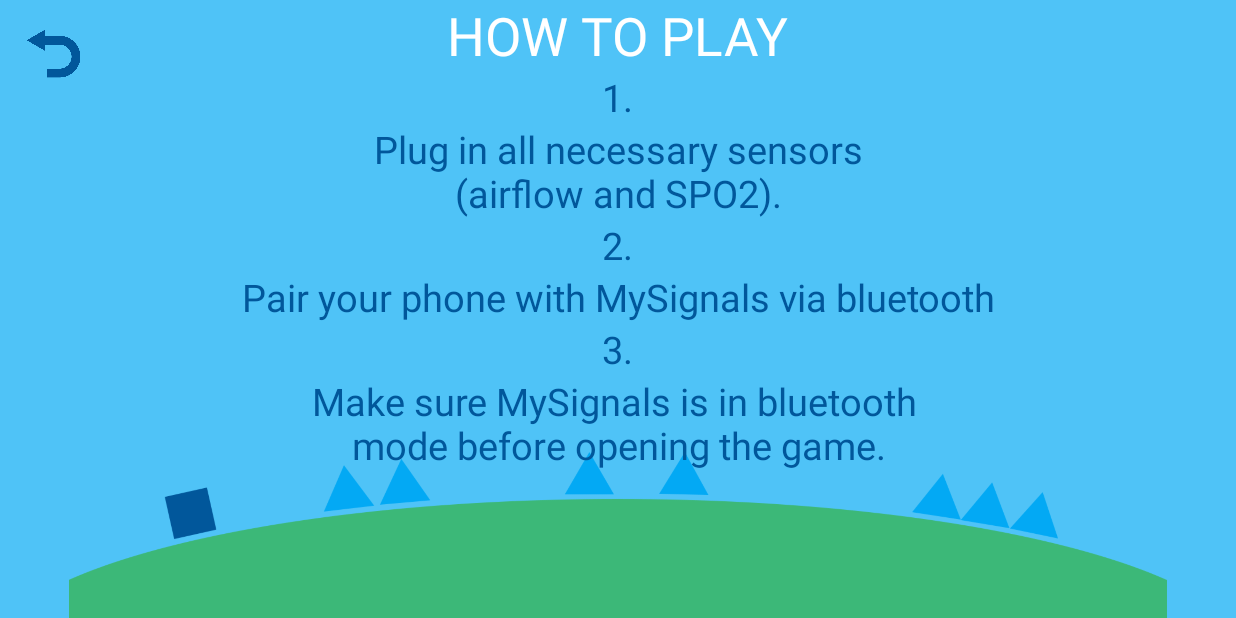
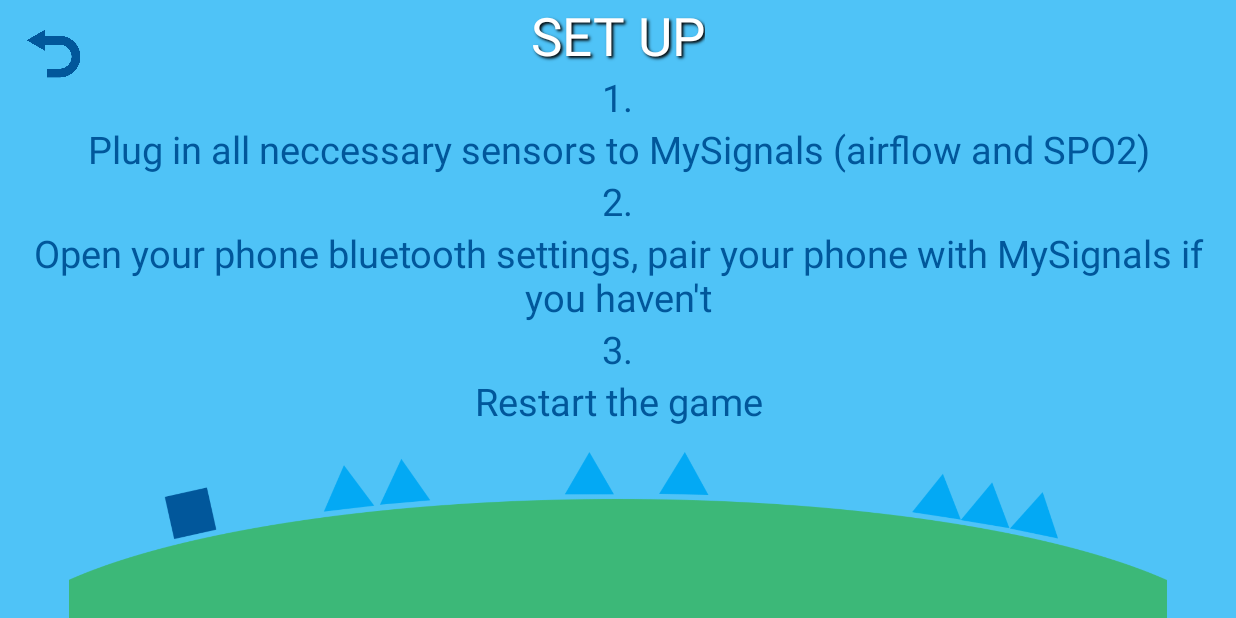
Before and after one commit to hoangl8696/OpenGL-Game, an Android app: the fragment GuideFragment placed in its activity, on a phone screen of 824 x 412 dp (held sideways). Run offline under Robolectric (Android 15) with nearby library versions, the phone set to English and light mode, and no system bars; Roboto replaces fonts that are not available here; 4 statements that could not run were skipped.

Commit message:
polish offline mode, polish game name, set up and dialog box

```diff
--- a/app/src/main/java/com/example/bamboo/demoweek1/service/BluetoothConnectionService.java
+++ b/app/src/main/java/com/example/bamboo/demoweek1/service/BluetoothConnectionService.java
@@ -38,7 +38,7 @@ import static com.example.bamboo.demoweek1.MainActivity.OFFLINE_FLAG;
 public class BluetoothConnectionService extends Service implements BluetoothManagerHelperCallback, BluetoothManagerServicesCallback, BluetoothManagerCharacteristicsCallback, BluetoothManagerQueueCallback {
     private final IBinder mBinder = new LocalBinder();
 
-    private static String kMySignalsId = "mysignals 000062"; // MySignals advertising name
+    public static String kMySignalsId = "mysignals 000062";
     private static int RESTING_HEART_BEAT = 0;
 
     private static BluetoothManagerService mService = null;
--- a/app/src/main/java/com/example/bamboo/demoweek1/view/fragment/CalibrationFragment.java
+++ b/app/src/main/java/com/example/bamboo/demoweek1/view/fragment/CalibrationFragment.java
@@ -84,7 +84,6 @@ public class CalibrationFragment extends android.app.Fragment {
         mButton.setOnClickListener(new View.OnClickListener() {
             @Override
             public void onClick(View view) {
-                //TODO: implement offline mode here
                 mListener.calibrate(false);
             }
         });
@@ -135,9 +134,6 @@ public class CalibrationFragment extends android.app.Fragment {
     @Override
     public void onResume() {
         super.onResume();
-        //TODO: remember to delete this when finish testing
-//        mListener.calibrate();
-        //TODO: remember to delete this when finish testing
         drawGraph();
         checkStatus();
     }
@@ -195,7 +191,7 @@ public class CalibrationFragment extends android.app.Fragment {
 
     public void heartData (int data) {
         if (mPulse != null) {
-            mPulse.setText("Pulse: "+Integer.toString(data));
+            mPulse.setText("Pulse: "+Integer.toString(data)+" Bpm");
         }
     }
 
--- a/app/src/main/res/layout/fragment_calibration.xml
+++ b/app/src/main/res/layout/fragment_calibration.xml
@@ -26,6 +26,10 @@
             android:layout_height="wrap_content"
             android:text="Calibrating"
             android:textSize="40sp"
+            android:shadowColor="@android:color/black"
+            android:shadowDx="2"
+            android:shadowDy="1.7"
+            android:shadowRadius="1.8"
             android:textColor="@android:color/white"/>
 
         <com.example.bamboo.demoweek1.view.extended.ExtendTextView
--- a/app/src/main/res/layout/fragment_dialog.xml
+++ b/app/src/main/res/layout/fragment_dialog.xml
@@ -16,7 +16,11 @@
             android:layout_marginTop="8dp"
             android:textStyle="bold"
             android:text="Title"
-            android:textSize="25sp"
+            android:shadowColor="@android:color/black"
+            android:shadowDx="2"
+            android:shadowDy="1.7"
+            android:shadowRadius="1.8"
+            android:textSize="30sp"
             android:textColor="@android:color/holo_red_light"
             android:textAlignment="center"/>
         <com.example.bamboo.demoweek1.view.extended.ExtendTextView
--- a/app/src/main/res/layout/fragment_guide.xml
+++ b/app/src/main/res/layout/fragment_guide.xml
@@ -15,9 +15,13 @@
             android:id="@+id/howtoplay"
             android:layout_width="wrap_content"
             android:layout_height="wrap_content"
-            android:text="HOW TO PLAY"
+            android:text="SET UP"
             android:textSize="35sp"
             android:textColor="@android:color/white"
+            android:shadowColor="@android:color/black"
+            android:shadowDx="2"
+            android:shadowDy="1.7"
+            android:shadowRadius="1.8"
             android:layout_gravity="center"/>
 
         <com.example.bamboo.demoweek1.view.extended.ExtendTextView
@@ -34,7 +38,7 @@
             android:id="@+id/guide2"
             android:layout_width="wrap_content"
             android:layout_height="wrap_content"
-            android:text="Plug in all necessary sensors\n(airflow and SPO2)."
+            android:text="Plug in all neccessary sensors to MySignals (airflow and SPO2)"
             android:textSize="25sp"
             android:gravity="center"
             android:layout_gravity="center"
@@ -53,7 +57,7 @@
             android:id="@+id/guide4"
             android:layout_width="wrap_content"
             android:layout_height="wrap_content"
-            android:text="Pair your phone with MySignals via bluetooth"
+            android:text="Open your phone bluetooth settings, pair your phone with MySignals if you haven't"
             android:textSize="25sp"
             android:gravity="center"
             android:layout_gravity="center"
@@ -72,7 +76,7 @@
             android:id="@+id/guide6"
             android:layout_width="wrap_content"
             android:layout_height="wrap_content"
-            android:text="Make sure MySignals is in bluetooth \nmode before opening the game."
+            android:text="Restart the game"
             android:textSize="25sp"
             android:gravity="center"
             android:layout_gravity="center"
```
Also changed, not shown: app/src/main/java/com/example/bamboo/demoweek1/MainActivity.java (+10 -9 lines), app/src/main/res/layout/fragment_about.xml (+4 -9 lines), app/src/main/res/layout/fragment_menu_screen.xml (+6 -1 lines).
